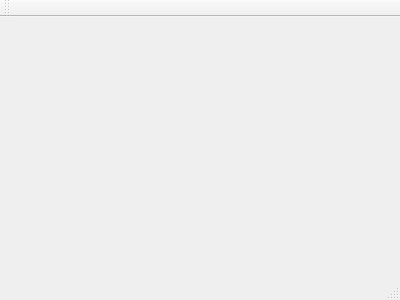
First picture: the form in QtPi/mainwindow.ui, repository kzhereb/knu-is-ooop2019, before the edit.
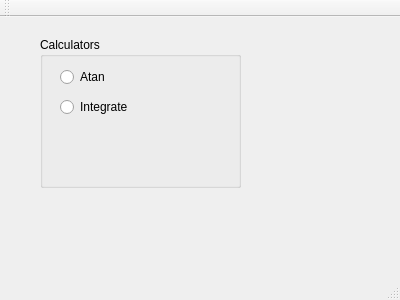
Second picture: the form after the edit.

Commit message: Radio buttons for choosing calculator

Patch:
```diff
--- a/QtPi/mainwindow.ui
+++ b/QtPi/mainwindow.ui
@@ -12,13 +12,68 @@
   <property name="windowTitle" >
    <string>MainWindow</string>
   </property>
-  <widget class="QMenuBar" name="menuBar" />
-  <widget class="QToolBar" name="mainToolBar" />
-  <widget class="QWidget" name="centralWidget" />
-  <widget class="QStatusBar" name="statusBar" />
+  <widget class="QWidget" name="centralWidget">
+   <widget class="QGroupBox" name="grbCalculators">
+    <property name="geometry">
+     <rect>
+      <x>40</x>
+      <y>20</y>
+      <width>201</width>
+      <height>151</height>
+     </rect>
+    </property>
+    <property name="title">
+     <string>Calculators</string>
+    </property>
+    <widget class="QRadioButton" name="rbAtan">
+     <property name="geometry">
+      <rect>
+       <x>20</x>
+       <y>30</y>
+       <width>91</width>
+       <height>20</height>
+      </rect>
+     </property>
+     <property name="text">
+      <string>Atan</string>
+     </property>
+    </widget>
+    <widget class="QRadioButton" name="rbIntegrate">
+     <property name="geometry">
+      <rect>
+       <x>20</x>
+       <y>60</y>
+       <width>91</width>
+       <height>20</height>
+      </rect>
+     </property>
+     <property name="text">
+      <string>Integrate</string>
+     </property>
+    </widget>
+   </widget>
+  </widget>
+  <widget class="QMenuBar" name="menuBar">
+   <property name="geometry">
+    <rect>
+     <x>0</x>
+     <y>0</y>
+     <width>400</width>
+     <height>21</height>
+    </rect>
+   </property>
+  </widget>
+  <widget class="QToolBar" name="mainToolBar">
+   <attribute name="toolBarArea">
+    <enum>TopToolBarArea</enum>
+   </attribute>
+   <attribute name="toolBarBreak">
+    <bool>false</bool>
+   </attribute>
+  </widget>
+  <widget class="QStatusBar" name="statusBar"/>
  </widget>
- <layoutDefault spacing="6" margin="11" />
- <pixmapfunction></pixmapfunction>
+ <layoutdefault spacing="6" margin="11"/>
  <resources/>
  <connections/>
 </ui>
```
Left out of the diff: 7 changed lines with no effect on the pictures. The commit also changes 2 other files.
